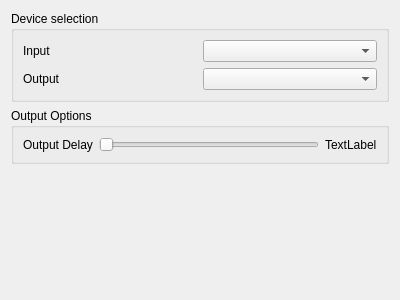
The window that src/mumble/ALSAAudio.ui (mumble-voip/mumble) describes before a commit, drawn with Qt 5.
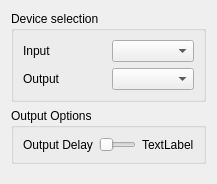
The same window after the commit.

```diff
--- a/src/mumble/ALSAAudio.ui
+++ b/src/mumble/ALSAAudio.ui
@@ -5,8 +5,8 @@
    <rect>
     <x>0</x>
     <y>0</y>
-    <width>400</width>
-    <height>300</height>
+    <width>217</width>
+    <height>184</height>
    </rect>
   </property>
   <property name="windowTitle" >
```
